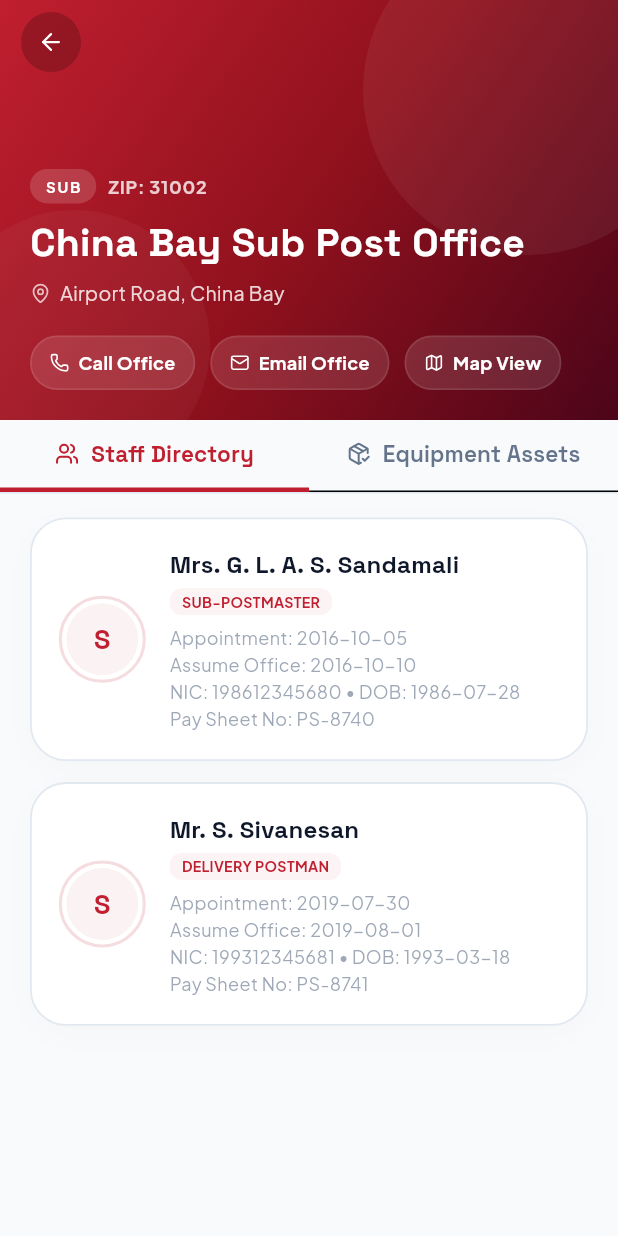
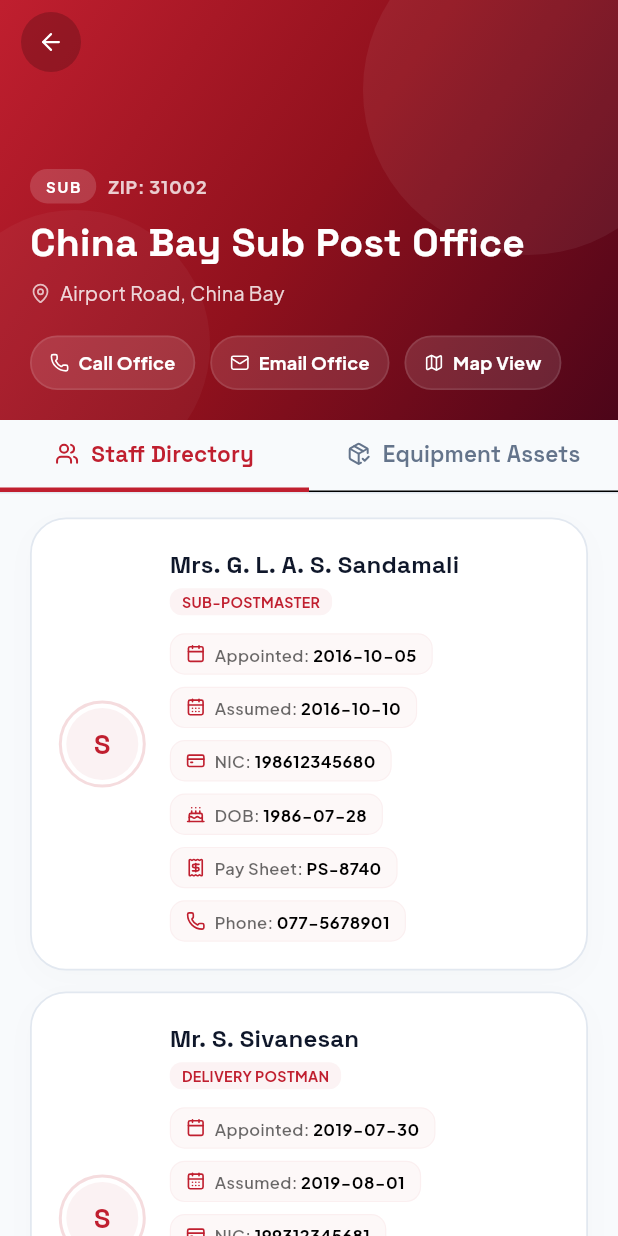
Before and after one commit to Muzakkir-yash/Trincomalee-Post-app, a Flutter app: the screen it shows after launch, after a tap on "Sub POs", after a tap on "China Bay Sub Post Office", on a phone screen of 412 x 824 dp. Run offline on Flutter 3.47's test engine with Material 3 defaults, Android fonts, the phone set to English and light mode, and no system bars; our stand-ins replace cloud_firestore, firebase_core, flutter_lucide, google_fonts; accounts and stored records are empty.

Commit message:
style: Overhaul staff card layout with premium responsive chips and hide empty values

```diff
--- a/lib/screens/detail_screen.dart
+++ b/lib/screens/detail_screen.dart
@@ -674,7 +674,50 @@ class _DetailScreenState extends State<DetailScreen> with SingleTickerProviderSt
       );
     }
 
-    Widget _buildStaffTab(List<Staff> staff, OfficeProvider provider, ThemeData theme) {
+  Widget _buildDetailItem(ThemeData theme, IconData icon, String label, String value) {
+    if (value.trim().isEmpty) return const SizedBox.shrink();
+    final isDark = theme.brightness == Brightness.dark;
+    return Container(
+      padding: const EdgeInsets.symmetric(horizontal: 10, vertical: 5),
+      decoration: BoxDecoration(
+        color: isDark ? const Color(0xFF1E2640).withAlpha(120) : theme.colorScheme.primary.withAlpha(8),
+        borderRadius: BorderRadius.circular(10),
+        border: Border.all(
+          color: isDark ? const Color(0xFFFDA4AF).withAlpha(15) : theme.colorScheme.primary.withAlpha(10),
+          width: 0.8,
+        ),
+      ),
+      child: Row(
+        mainAxisSize: MainAxisSize.min,
+        children: [
+          Icon(
+            icon,
+            size: 13,
+            color: isDark ? const Color(0xFFFDA4AF) : theme.colorScheme.primary,
+          ),
+          const SizedBox(width: 6),
+          Text(
+            '$label: ',
+            style: TextStyle(
+              fontSize: 11,
+              fontWeight: FontWeight.w600,
+              color: (isDark ? Colors.white : Colors.black).withAlpha(150),
+            ),
+          ),
+          Text(
+            value,
+            style: TextStyle(
+              fontSize: 11,
+              fontWeight: FontWeight.bold,
+              color: isDark ? Colors.white : Colors.black,
+            ),
+          ),
+        ],
+      ),
+    );
+  }
+
+  Widget _buildStaffTab(List<Staff> staff, OfficeProvider provider, ThemeData theme) {
       final isDark = theme.brightness == Brightness.dark;
 
       if (staff.isEmpty) {
@@ -773,34 +816,18 @@ class _DetailScreenState extends State<DetailScreen> with SingleTickerProviderSt
                                 ),
                               ),
                             ),
-                            const SizedBox(height: 6),
-                            Text(
-                              'Appointment: ${member.appointmentDate}',
-                              style: theme.textTheme.bodyMedium?.copyWith(
-                                fontSize: 12,
-                                color: theme.textTheme.bodyMedium?.color?.withAlpha(160),
-                              ),
-                            ),
-                            Text(
-                              'Assume Office: ${member.assumeDate}',
-                              style: theme.textTheme.bodyMedium?.copyWith(
-                                fontSize: 12,
-                                color: theme.textTheme.bodyMedium?.color?.withAlpha(160),
-                              ),
-                            ),
-                            Text(
-                              'NIC: ${member.nic} • DOB: ${member.dob}',
-                              style: theme.textTheme.bodyMedium?.copyWith(
-                                fontSize: 12,
-                                color: theme.textTheme.bodyMedium?.color?.withAlpha(160),
-                              ),
-                            ),
-                            Text(
-                              'Pay Sheet No: ${member.paySheetNumber}',
-                              style: theme.textTheme.bodyMedium?.copyWith(
-                                fontSize: 12,
-                                color: theme.textTheme.bodyMedium?.color?.withAlpha(160),
-                              ),
+                            const SizedBox(height: 12),
+                            Wrap(
+                              spacing: 8,
+                              runSpacing: 8,
+                              children: [
+                                _buildDetailItem(theme, LucideIcons.calendar, 'Appointed', member.appointmentDate),
+                                _buildDetailItem(theme, LucideIcons.calendar_days, 'Assumed', member.assumeDate),
+                                _buildDetailItem(theme, LucideIcons.credit_card, 'NIC', member.nic),
+                                _buildDetailItem(theme, LucideIcons.cake, 'DOB', member.dob),
+                                _buildDetailItem(theme, LucideIcons.receipt, 'Pay Sheet', member.paySheetNumber),
+                                _buildDetailItem(theme, LucideIcons.phone, 'Phone', member.phone),
+                              ],
                             ),
                           ],
                         ),
```
